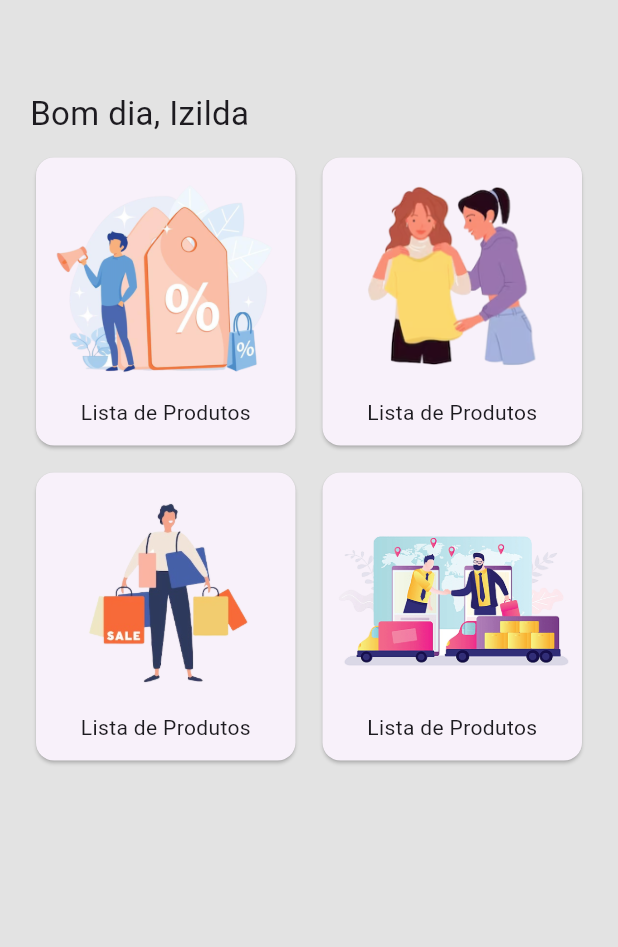
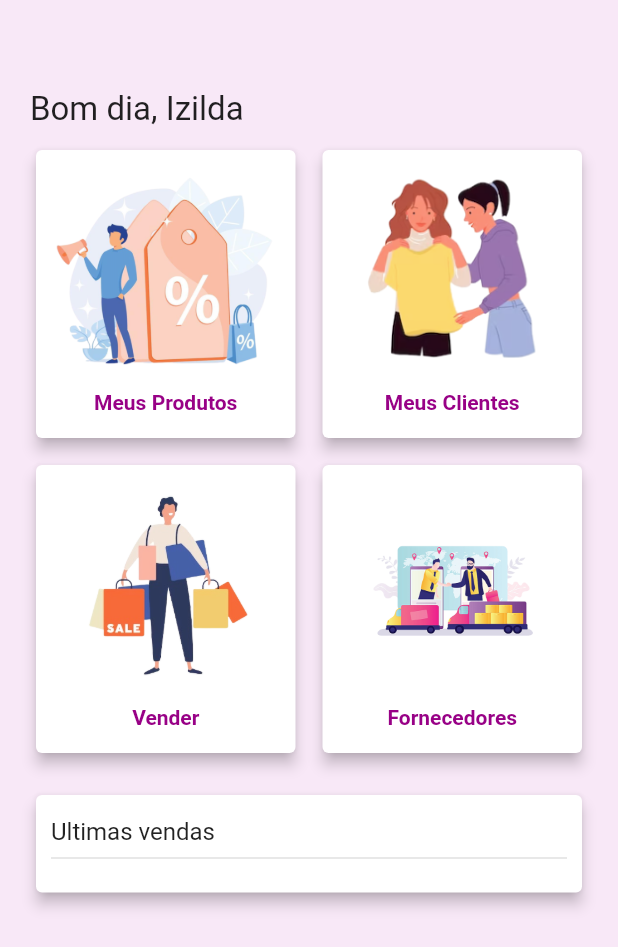
Before and after one commit to FabioASoares/cleaning-shop-service, a Flutter app: the screen it shows after launch, after a tap on "Login", on a phone screen of 412 x 824 dp. Shown: the top 947 px of the screen. Run offline on Flutter 3.47's test engine with Material 2 defaults, Android fonts, the phone set to English and light mode, and no system bars.

Commit message:
inclusao da pagina de clientes e do pack de fontes

```diff
--- a/lib/main.dart
+++ b/lib/main.dart
@@ -15,8 +15,6 @@ class MyApp extends StatelessWidget {
     return MaterialApp(
       title: 'Flutter Demo',
       theme: ThemeData(
-        colorScheme: ColorScheme.fromSeed(seedColor: Colors.deepPurple),
-        useMaterial3: true,
       ),
       home: const LoginPage(),
     );
--- /dev/null
+++ b/lib/modules/clientes/clientes_page.dart
@@ -0,0 +1,12 @@
+import 'package:flutter/material.dart';
+
+class ClientesPage extends StatelessWidget {
+  const ClientesPage({super.key});
+
+  @override
+  Widget build(BuildContext context) {
+    return Scaffold(
+      appBar: AppBar(),
+    );
+  }
+}
--- a/lib/modules/components/card_image_component.dart
+++ b/lib/modules/components/card_image_component.dart
@@ -16,6 +16,7 @@ class CustomCardButton extends StatelessWidget {
         width: 200,
         height: 200,
         child: Card(
+          elevation: 4,
           child: Column(
             children: [
               Expanded(
@@ -24,7 +25,7 @@ class CustomCardButton extends StatelessWidget {
               ),
               Expanded(
                 flex: 1,
-                child: Text(buttonName),
+                child: Text(buttonName, style: const TextStyle(color: Color.fromRGBO(152, 1, 134, 1), fontWeight: FontWeight.bold),),
               ),
             ],
           ),
--- a/lib/modules/home/home_page.dart
+++ b/lib/modules/home/home_page.dart
@@ -1,5 +1,6 @@
 import 'package:flutter/material.dart';
 
+import '../clientes/clientes_page.dart';
 import '../components/card_image_component.dart';
 
 class HomePage extends StatelessWidget {
@@ -8,7 +9,7 @@ class HomePage extends StatelessWidget {
   @override
   Widget build(BuildContext context) {
     return Scaffold(
-      backgroundColor: const Color.fromARGB(255, 227, 227, 227),
+      backgroundColor: Color.fromARGB(255, 248, 232, 247),
       body: SingleChildScrollView(
         child: Padding(
           padding: const EdgeInsets.fromLTRB(20, 60, 20, 20),
@@ -22,18 +23,85 @@ class HomePage extends StatelessWidget {
               Padding(padding: EdgeInsets.only(bottom: 10)),
               Row(
                 children: [
-                  Expanded(flex: 1, child: CustomCardButton(imageName: 'assets/images/lista-produtos.png', imageHeight: 100, imageWidth: 150, buttonName: "Lista de Produtos", onTap: (){},),),
+                  Expanded(
+                    flex: 1,
+                    child: CustomCardButton(
+                      imageName: 'assets/images/lista-produtos.png',
+                      imageHeight: 100,
+                      imageWidth: 150,
+                      buttonName: "Meus Produtos",
+                      onTap: (){
+
+                      },
+                    ),
+                  ),
                   const Padding(padding: EdgeInsets.only(left: 10),),
-                  Expanded(flex: 1, child: CustomCardButton(imageName: 'assets/images/lista-clientes.png', imageWidth: 120, buttonName: "Lista de Produtos", onTap: (){})),
+                  Expanded(
+                    flex: 1,
+                    child: CustomCardButton(
+                      imageName: 'assets/images/lista-clientes.png',
+                      imageWidth: 120,
+                      buttonName: "Meus Clientes",
+                      onTap: (){
+                        Navigator.push(
+                            context, MaterialPageRoute(
+                              builder: (context) => ClientesPage(),
+                            ),
+                          );
+                      },
+                    ),
+                  ),
                 ],
               ),
               const Padding(padding: EdgeInsets.only(bottom: 10),),
               Row(
                 children: [
-                  Expanded(flex: 1, child: CustomCardButton(imageName: 'assets/images/vender-produto.png', imageHeight: 200, imageWidth: 120, buttonName: "Lista de Produtos", onTap: (){})),
+                  Expanded(
+                    flex: 1,
+                    child: CustomCardButton(
+                      imageName: 'assets/images/vender-produto.png',
+                      imageHeight: 200,
+                      imageWidth: 120,
+                      buttonName: "Vender",
+                      onTap: (){
+
+                      },
+                    ),
+                  ),
                   const Padding(padding: EdgeInsets.only(left: 10),),
-                  Expanded(flex: 1, child: CustomCardButton(imageName: 'assets/images/lista-fornecedores.png', buttonName: "Lista de Produtos", onTap: (){})),
+                  Expanded(
+                    flex: 1,
+                    child: CustomCardButton(
+                      imageName: 'assets/images/lista-fornecedores.png',
+                      imageHeight: 200,
+                      imageWidth: 120,
+                      buttonName: "Fornecedores",
+                      onTap: (){
+
+                      },
+                    ),
+                  ),
                 ],
+              ),
+              const Padding(padding: EdgeInsets.only(bottom: 20)),
+              Card(
+                elevation: 4,
+                child: Expanded(
+                  flex: 1,
+                  child: Container(
+                    width: MediaQuery.of(context).size.width,
+                    child: Padding(
+                      padding: EdgeInsets.only(top: 15, left: 10, right: 10, bottom: 15),
+                      child: Column(
+                        crossAxisAlignment: CrossAxisAlignment.start,
+                        children: [
+                          Text("Ultimas vendas", style: TextStyle(fontSize: 16),),
+                          Divider(thickness: 1,)
+                        ],
+                      ),
+                    ),
+                  ),
+                ),
               ),
             ],
           ),
```
Also changed, not shown: pubspec.yaml (+8 -4 lines), assets/fonts/Quicksand-Bold.ttf (added), assets/fonts/Quicksand-Light.ttf (added), assets/fonts/Quicksand-Medium.ttf (added), assets/fonts/Quicksand-Regular.ttf (added), assets/fonts/Quicksand-SemiBold.ttf (added).
